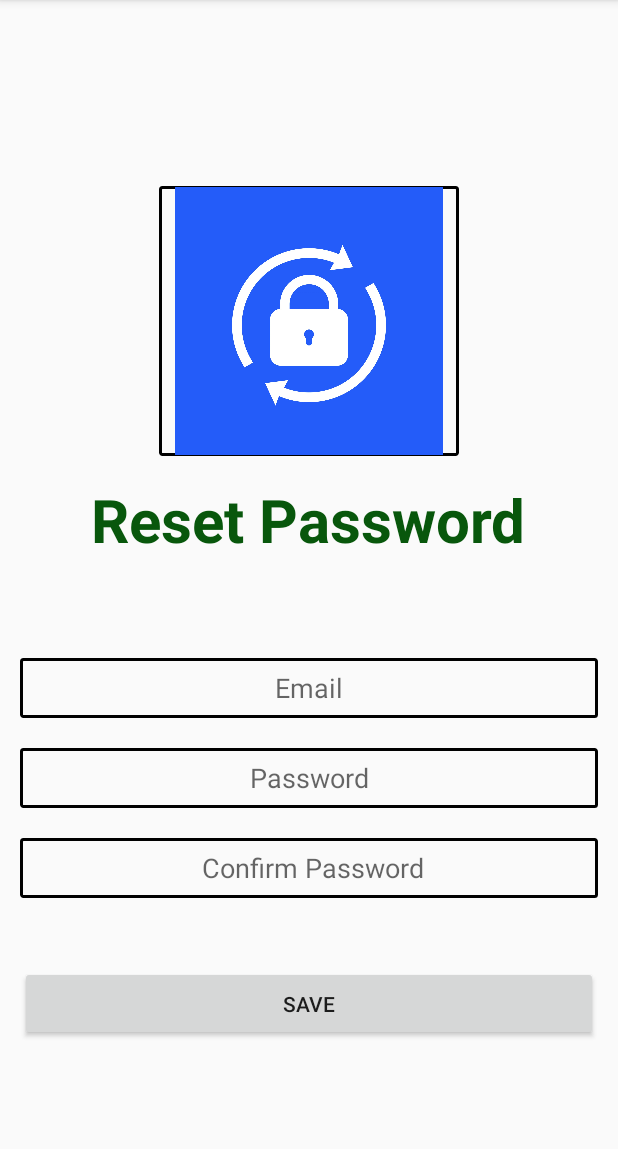
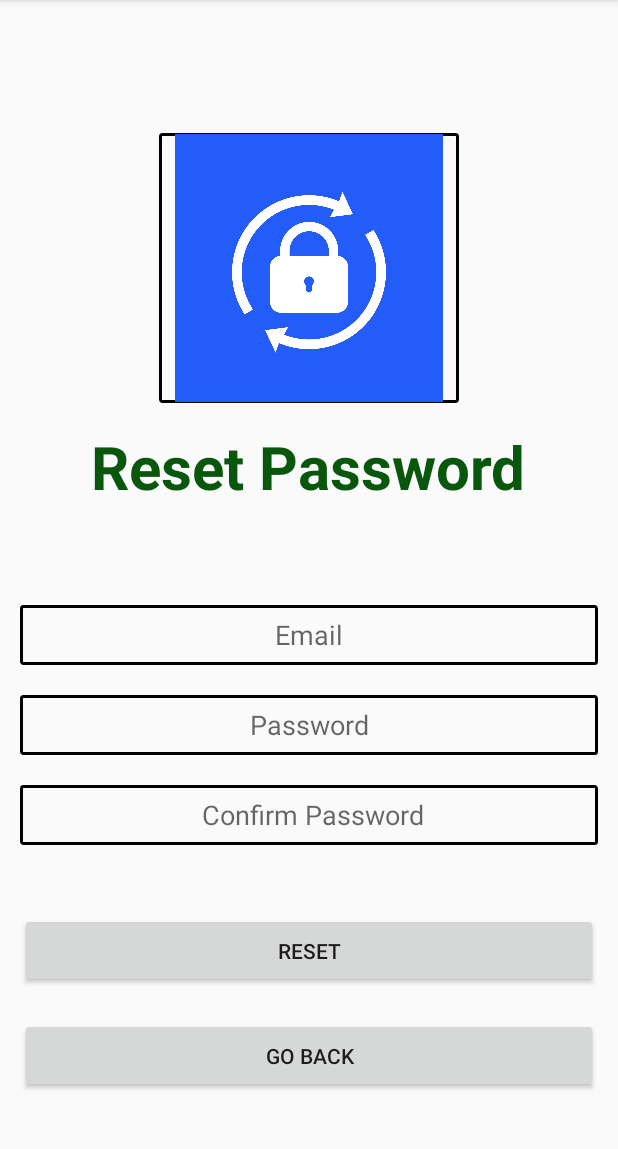
Before and after one commit to Barsha-RokaMagar/AndroidFinalProject, an Android app: the ResetpasswordPage screen opened directly, with no data from a screen before it, on a phone screen of 412 x 824 dp, the part 84-1233 px from its top. Run offline under Robolectric (Android 15) with nearby library versions, the phone set to English and light mode, and no system bars; our stand-ins replace Firebase (no records; nobody signed in at launch, a user with empty details on screens opened directly).

Commit message:
solving errors

```diff
--- a/app/src/main/java/com/example/androidfinalproject/Appointment.java
+++ b/app/src/main/java/com/example/androidfinalproject/Appointment.java
@@ -10,11 +10,11 @@ public class Appointment {
     private String time;
     private String details;
 
-    // Default constructor
+
     public Appointment() {
     }
 
-    // Parameterized constructor
+
     public Appointment(String appointmentId, String doctorName, String patientName, Date date, String time, String details) {
         this.appointmentId = appointmentId;
         this.doctorName = doctorName;
@@ -24,7 +24,7 @@ public class Appointment {
         this.details = details;
     }
 
-    // Getters and setters
+
     public String getAppointmentId() {
         return appointmentId;
     }
--- a/app/src/main/java/com/example/androidfinalproject/Loginpage.java
+++ b/app/src/main/java/com/example/androidfinalproject/Loginpage.java
@@ -109,7 +109,7 @@ public class Loginpage extends AppCompatActivity {
     private boolean isValidEmail(String email) {
         boolean isValid = android.util.Patterns.EMAIL_ADDRESS.matcher(email).matches();
         if (!isValid) {
-            Log.d("Loginpage", "Invalid email: " + email); // Debugging log
+            Log.d("Loginpage", "Invalid email: " + email);
         }
         return isValid;
     }
--- a/app/src/main/java/com/example/androidfinalproject/ResetpasswordPage.java
+++ b/app/src/main/java/com/example/androidfinalproject/ResetpasswordPage.java
@@ -1,5 +1,6 @@
 package com.example.androidfinalproject;
 
+import android.content.Intent;
 import android.os.Bundle;
 import android.view.View;
 import android.widget.Button;
@@ -18,7 +19,7 @@ import com.google.firebase.database.FirebaseDatabase;
 public class ResetpasswordPage extends AppCompatActivity {
 
     private EditText emailEditText;
-    private Button resetButton;
+    private Button resetButton, gobackButton;
     private FirebaseAuth mAuth;
     private DatabaseReference usersRef;
 
@@ -32,6 +33,15 @@ public class ResetpasswordPage extends AppCompatActivity {
 
         emailEditText = findViewById(R.id.email);
         resetButton = findViewById(R.id.save);
+        gobackButton = findViewById(R.id.goback);
+
+        gobackButton.setOnClickListener(new View.OnClickListener() {
+            @Override
+            public void onClick(View view) {
+                Intent intent = new Intent(ResetpasswordPage.this, Loginpage.class);
+                startActivity(intent);
+            }
+        });
 
         resetButton.setOnClickListener(new View.OnClickListener() {
             @Override
--- a/app/src/main/res/layout/activity_resetpassword_page.xml
+++ b/app/src/main/res/layout/activity_resetpassword_page.xml
@@ -66,7 +66,14 @@
         android:layout_width="385dp"
         android:layout_height="50dp"
         android:layout_marginTop="45dp"
-        android:text="Save"/>
+        android:text="Reset"/>
+
+    <Button
+        android:id="@+id/goback"
+        android:layout_width="385dp"
+        android:layout_height="50dp"
+        android:layout_marginTop="20dp"
+        android:text="Go Back"/>
 
 
 
```
